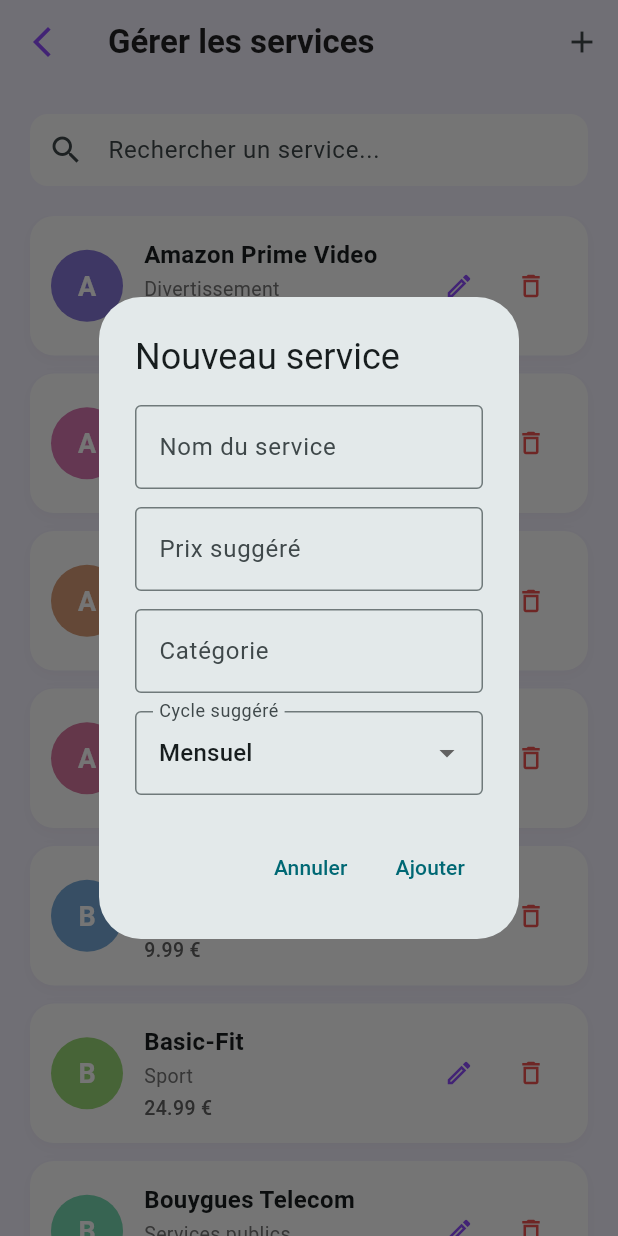
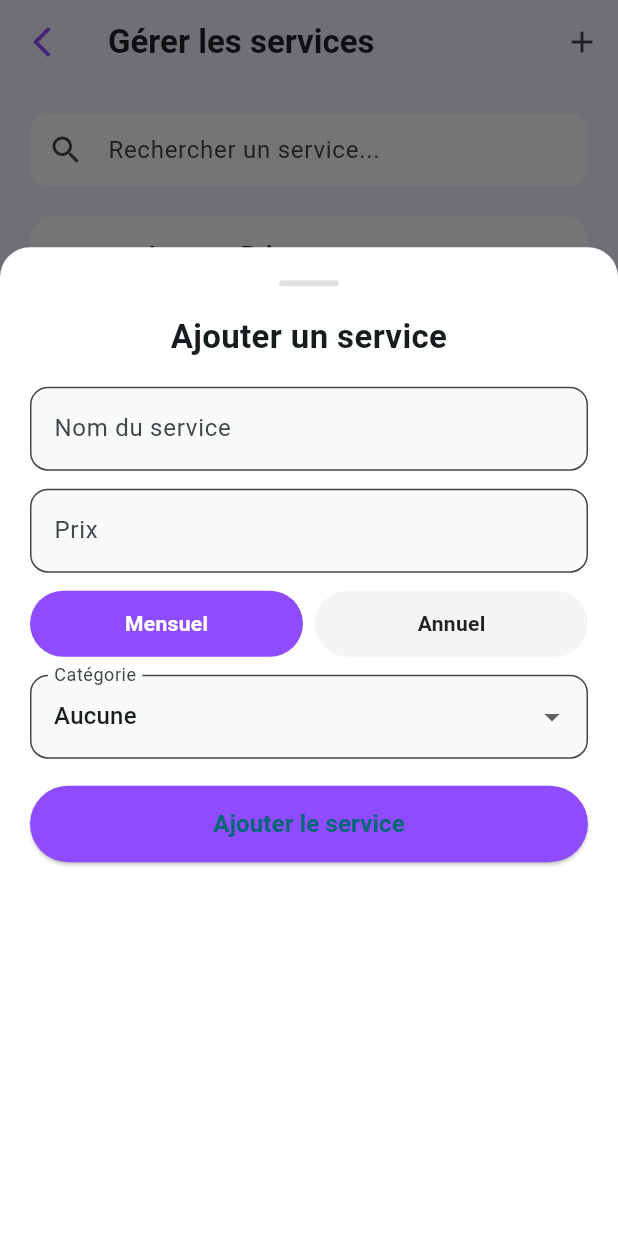
Before and after one commit to innocentk33/essika, a Flutter app: the ManageServicesScreen screen opened by its route, after a tap on the "add" icon, on a phone screen of 412 x 824 dp. Run offline on Flutter 3.47's test engine with Material 3 defaults, Android fonts, the phone set to English and light mode, and no system bars; our stand-ins replace isar_community, table_calendar; accounts and stored records are empty; generated files the repository leaves out were written again.

Commit message:
Add service logos and refactor service management UI: implement modal bottom sheets for adding and editing services, enhance form handling, and update service templates with logos

```diff
--- a/lib/core/const/default_data.dart
+++ b/lib/core/const/default_data.dart
@@ -79,6 +79,7 @@ final defaultServices = [
     suggestedCycle: BillingCycle.monthly,
     isPopular: true,
     isDefault: true,
+    logoUrl: '/assets/logos/netflix.png',
   ),
   ServiceTemplate(
     name: 'Disney+',
@@ -95,7 +96,9 @@ final defaultServices = [
     suggestedCycle: BillingCycle.monthly,
     isPopular: true,
     isDefault: true,
+    logoUrl: '/assets/logos/prime_video.png',
   ),
+
   ServiceTemplate(
     name: 'Canal+',
     category: 'Divertissement',
@@ -129,6 +132,7 @@ final defaultServices = [
     suggestedCycle: BillingCycle.monthly,
     isPopular: true,
     isDefault: true,
+    logoUrl: '/assets/logos/spotify.png',
   ),
   ServiceTemplate(
     name: 'Apple Music',
@@ -153,6 +157,7 @@ final defaultServices = [
     suggestedCycle: BillingCycle.monthly,
     isPopular: true,
     isDefault: true,
+    logoUrl: '/assets/logos/youtube.png',
   ),
   ServiceTemplate(
     name: 'Audible',
@@ -179,6 +184,7 @@ final defaultServices = [
     suggestedCycle: BillingCycle.monthly,
     isPopular: true,
     isDefault: true,
+    logoUrl: '/assets/logos/google_one.png',
   ),
   ServiceTemplate(
     name: 'Dropbox',
@@ -196,6 +202,7 @@ final defaultServices = [
     isPopular: false,
     isDefault: true,
   ),
+
 
   // Sport & Fitness
   ServiceTemplate(
@@ -231,6 +238,7 @@ final defaultServices = [
     suggestedCycle: BillingCycle.monthly,
     isPopular: true,
     isDefault: true,
+    logoUrl: '/assets/logos/chatgpt.png',
   ),
   ServiceTemplate(
     name: 'Duolingo Plus',
@@ -258,6 +266,15 @@ final defaultServices = [
   ),
 
   // Transport
+  ServiceTemplate(
+    name: 'Amazon Prime',
+    category: 'Transport',
+    suggestedPrice: 6.99,
+    suggestedCycle: BillingCycle.monthly,
+    isPopular: true,
+    isDefault: true,
+    logoUrl: '/assets/logos/amazon_prime.png',
+  ),
   ServiceTemplate(
     name: 'Navigo (Pass Navigo)',
     category: 'Transport',
--- a/lib/screens/settings/manage_services_screen.dart
+++ b/lib/screens/settings/manage_services_screen.dart
@@ -3,7 +3,7 @@ import 'package:provider/provider.dart';
 
 import '../../../models/service_template.dart';
 import '../../../providers/service_template.dart';
-import '../../../core/enum/billing_cycle.dart';
+import 'package:essika/screens/settings/widgets/service_form_sheet.dart';
 
 class ManageServicesScreen extends StatefulWidget {
   const ManageServicesScreen({super.key});
@@ -36,7 +36,7 @@ class _ManageServicesScreenState extends State<ManageServicesScreen> {
       backgroundColor: const Color(0xFFF5F2FF),
       appBar: AppBar(
         actions: [
-          IconButton(onPressed: _showAddDialog, icon: const Icon(Icons.add)),
+          IconButton(onPressed: _showAddSheet, icon: const Icon(Icons.add)),
         ],
         backgroundColor: Colors.transparent,
         elevation: 0,
@@ -97,7 +97,7 @@ class _ManageServicesScreenState extends State<ManageServicesScreen> {
                       final service = services[index];
                       return _ServiceCard(
                         service: service,
-                        onEdit: () => _showEditDialog(service),
+                        onEdit: () => _showEditSheet(service),
                         onDelete: () => _confirmDelete(service),
                       );
                     },
@@ -108,120 +108,37 @@ class _ManageServicesScreenState extends State<ManageServicesScreen> {
     );
   }
 
-  void _showAddDialog() {
-    _showServiceDialog(null);
+  void _showAddSheet() {
+    showModalBottomSheet(
+      context: context,
+      isScrollControlled: true,
+      backgroundColor: Colors.transparent,
+      builder: (ctx) => ServiceFormSheet(
+        onSaved: (service) {
+          context.read<ServiceTemplateProvider>().addCustomService(service);
+          Navigator.of(ctx).pop();
+        },
+      ),
+    );
   }
 
-  void _showEditDialog(ServiceTemplate service) {
-    _showServiceDialog(service);
-  }
-
-  void _showServiceDialog(ServiceTemplate? service) {
-    final isEdit = service != null;
-    final nameController = TextEditingController(text: service?.name ?? '');
-    final priceController = TextEditingController(
-      text: service?.suggestedPrice?.toString() ?? '',
-    );
-    final categoryController =
-        TextEditingController(text: service?.category ?? '');
-    BillingCycle selectedCycle = service?.suggestedCycle ?? BillingCycle.monthly;
-
-    showDialog(
+  void _showEditSheet(ServiceTemplate service) {
+    showModalBottomSheet(
       context: context,
-      builder: (ctx) => StatefulBuilder(
-        builder: (ctx, setDialogState) => AlertDialog(
-          title: Text(isEdit ? 'Modifier le service' : 'Nouveau service'),
-          content: SingleChildScrollView(
-            child: Column(
-              mainAxisSize: MainAxisSize.min,
-              children: [
-                TextField(
-                  controller: nameController,
-                  decoration: const InputDecoration(
-                    labelText: 'Nom du service',
-                    border: OutlineInputBorder(),
-                  ),
-                ),
-                const SizedBox(height: 12),
-                TextField(
-                  controller: priceController,
-                  keyboardType:
-                      const TextInputType.numberWithOptions(decimal: true),
-                  decoration: const InputDecoration(
-                    labelText: 'Prix suggéré',
-                    border: OutlineInputBorder(),
-                    suffixText: '€',
-                  ),
-                ),
-                const SizedBox(height: 12),
-                TextField(
-                  controller: categoryController,
-                  decoration: const InputDecoration(
-                    labelText: 'Catégorie',
-                    border: OutlineInputBorder(),
-                  ),
-                ),
-                const SizedBox(height: 12),
-                DropdownButtonFormField<BillingCycle>(
-                  value: selectedCycle,
-                  decoration: const InputDecoration(
-                    labelText: 'Cycle suggéré',
-                    border: OutlineInputBorder(),
-                  ),
-                  items: BillingCycle.values.map((cycle) {
-                    return DropdownMenuItem(
-                      value: cycle,
-                      child: Text(
-                        cycle == BillingCycle.monthly ? 'Mensuel' : 'Annuel',
-                      ),
-                    );
-                  }).toList(),
-                  onChanged: (value) {
-                    if (value != null) {
-                      setDialogState(() => selectedCycle = value);
-                    }
-                  },
-                ),
-              ],
-            ),
-          ),
-          actions: [
-            TextButton(
-              onPressed: () => Navigator.of(ctx).pop(),
-              child: const Text('Annuler'),
-            ),
-            TextButton(
-              onPressed: () {
-                final name = nameController.text.trim();
-                if (name.isEmpty) return;
-
-                final price = double.tryParse(
-                  priceController.text.replaceAll(',', '.'),
-                );
-                final category = categoryController.text.trim();
-
-                if (isEdit) {
-                  service
-                    ..name = name
-                    ..suggestedPrice = price
-                    ..category = category.isNotEmpty ? category : null
-                    ..suggestedCycle = selectedCycle;
-                  context.read<ServiceTemplateProvider>().updateService(service);
-                } else {
-                  final newService = ServiceTemplate()
-                    ..name = name
-                    ..suggestedPrice = price
-                    ..category = category.isNotEmpty ? category : null
-                    ..suggestedCycle = selectedCycle;
-                  context.read<ServiceTemplateProvider>().addCustomService(newService);
-                }
-
-                Navigator.of(ctx).pop();
-              },
-              child: Text(isEdit ? 'Modifier' : 'Ajouter'),
-            ),
-          ],
-        ),
+      isScrollControlled: true,
+      backgroundColor: Colors.transparent,
+      builder: (ctx) => ServiceFormSheet(
+        service: service,
+        onSaved: (updated) {
+          // met à jour en place
+          service
+            ..name = updated.name
+            ..suggestedPrice = updated.suggestedPrice
+            ..category = updated.category
+            ..suggestedCycle = updated.suggestedCycle;
+          context.read<ServiceTemplateProvider>().updateService(service);
+          Navigator.of(ctx).pop();
+        },
       ),
     );
   }
@@ -285,7 +202,7 @@ class _ServiceCard extends StatelessWidget {
         borderRadius: BorderRadius.circular(16),
         boxShadow: [
           BoxShadow(
-            color: Colors.black.withOpacity(0.03),
+            color: const Color(0x08000000),
             blurRadius: 8,
             offset: const Offset(0, 3),
           ),
--- /dev/null
+++ b/lib/screens/settings/widgets/service_form_sheet.dart
@@ -0,0 +1,229 @@
+import 'package:flutter/material.dart';
+import 'package:provider/provider.dart';
+
+import '../../../models/service_template.dart';
+import '../../../providers/category_provider.dart';
+import '../../../core/enum/billing_cycle.dart';
+
+class ServiceFormSheet extends StatefulWidget {
+  final ServiceTemplate? service;
+  final ValueChanged<ServiceTemplate> onSaved;
+
+  const ServiceFormSheet({
+    super.key,
+    this.service,
+    required this.onSaved,
+  });
+
+  @override
+  State<ServiceFormSheet> createState() => _ServiceFormSheetState();
+}
+
+class _ServiceFormSheetState extends State<ServiceFormSheet> {
+  final _formKey = GlobalKey<FormState>();
+  late TextEditingController _nameController;
+  late TextEditingController _priceController;
+  BillingCycle _selectedCycle = BillingCycle.monthly;
+  String? _selectedCategory;
+
+  @override
+  void initState() {
+    super.initState();
+    final s = widget.service;
+    _nameController = TextEditingController(text: s?.name ?? '');
+    _priceController = TextEditingController(
+        text: s?.suggestedPrice?.toStringAsFixed(2) ?? '');
+    _selectedCycle = s?.suggestedCycle ?? BillingCycle.monthly;
+    _selectedCategory = s?.category;
+  }
+
+  @override
+  void dispose() {
+    _nameController.dispose();
+    _priceController.dispose();
+    super.dispose();
+  }
+
+  @override
+  Widget build(BuildContext context) {
+    final categories = context.watch<CategoryProvider>().getCategoryNames();
+    final isEdit = widget.service != null;
+
+    return DraggableScrollableSheet(
+      initialChildSize: 0.8,
+      minChildSize: 0.4,
+      maxChildSize: 0.95,
+      builder: (context, scrollController) {
+        return Container(
+          padding: const EdgeInsets.symmetric(horizontal: 20, vertical: 14),
+          decoration: BoxDecoration(
+            color: Colors.white,
+            borderRadius: const BorderRadius.vertical(top: Radius.circular(20)),
+          ),
+          child: SingleChildScrollView(
+            controller: scrollController,
+            child: Form(
+              key: _formKey,
+              child: Column(
+                crossAxisAlignment: CrossAxisAlignment.stretch,
+                children: [
+                  const SizedBox(height: 8),
+                  Center(
+                    child: Container(
+                      width: 40,
+                      height: 4,
+                      decoration: BoxDecoration(
+                        color: Colors.grey.shade300,
+                        borderRadius: BorderRadius.circular(4),
+                      ),
+                    ),
+                  ),
+                  const SizedBox(height: 18),
+                  Text(
+                    isEdit ? 'Modifier le service' : 'Ajouter un service',
+                    textAlign: TextAlign.center,
+                    style: const TextStyle(
+                      fontSize: 22,
+                      fontWeight: FontWeight.bold,
+                    ),
+                  ),
+                  const SizedBox(height: 18),
+
+                  // Name
+                  TextFormField(
+                    controller: _nameController,
+                    validator: (v) => (v == null || v.trim().isEmpty) ? 'Nom requis' : null,
+                    decoration: InputDecoration(
+                      labelText: 'Nom du service',
+                      hintText: 'Ex: Netflix',
+                      filled: true,
+                      fillColor: Colors.grey.shade50,
+                      border: OutlineInputBorder(borderRadius: BorderRadius.circular(12)),
+                    ),
+                  ),
+                  const SizedBox(height: 12),
+
+                  // Price
+                  TextFormField(
+                    controller: _priceController,
+                    keyboardType: const TextInputType.numberWithOptions(decimal: true),
+                    validator: (v) {
+                      if (v == null || v.trim().isEmpty) return null; // prix optionnel
+                      final n = double.tryParse(v.replaceAll(',', '.'));
+                      return n == null ? 'Prix invalide' : null;
+                    },
+                    decoration: InputDecoration(
+                      labelText: 'Prix',
+                      prefixText: '€ ',
+                      filled: true,
+                      fillColor: Colors.grey.shade50,
+                      border: OutlineInputBorder(borderRadius: BorderRadius.circular(12)),
+                    ),
+                  ),
+                  const SizedBox(height: 12),
+
+                  // Cycle toggle
+                  Row(
+                    children: [
+                      Expanded(
+                        child: GestureDetector(
+                          onTap: () => setState(() => _selectedCycle = BillingCycle.monthly),
+                          child: Container(
+                            padding: const EdgeInsets.symmetric(vertical: 12),
+                            decoration: BoxDecoration(
+                              color: _selectedCycle == BillingCycle.monthly ? const Color(0xFF8F4CFF) : Colors.grey.shade100,
+                              borderRadius: BorderRadius.circular(24),
+                            ),
+                            child: Center(
+                              child: Text(
+                                'Mensuel',
+                                style: TextStyle(
+                                  color: _selectedCycle == BillingCycle.monthly ? Colors.white : Colors.black87,
+                                  fontWeight: FontWeight.w600,
+                                ),
+                              ),
+                            ),
+                          ),
+                        ),
+                      ),
+                      const SizedBox(width: 8),
+                      Expanded(
+                        child: GestureDetector(
+                          onTap: () => setState(() => _selectedCycle = BillingCycle.yearly),
+                          child: Container(
+                            padding: const EdgeInsets.symmetric(vertical: 12),
+                            decoration: BoxDecoration(
+                              color: _selectedCycle == BillingCycle.yearly ? const Color(0xFF8F4CFF) : Colors.grey.shade100,
+                              borderRadius: BorderRadius.circular(24),
+                            ),
+                            child: Center(
+                              child: Text(
+                                'Annuel',
+                                style: TextStyle(
+                                  color: _selectedCycle == BillingCycle.yearly ? Colors.white : Colors.black87,
+                                  fontWeight: FontWeight.w600,
+                                ),
+                              ),
+                            ),
+                          ),
+                        ),
+                      ),
+                    ],
+                  ),
+
+                  const SizedBox(height: 12),
+
+                  // Category dropdown
+                  DropdownButtonFormField<String>(
+                    initialValue: _selectedCategory,
+                    decoration: InputDecoration(
+                      labelText: 'Catégorie',
+                      filled: true,
+                      fillColor: Colors.grey.shade50,
+                      border: OutlineInputBorder(borderRadius: BorderRadius.circular(12)),
+                    ),
+                    items: [
+                      const DropdownMenuItem(value: null, child: Text('Aucune')),
+                      ...categories.map((c) => DropdownMenuItem(value: c, child: Text(c))).toList(),
+                    ],
+                    onChanged: (v) => setState(() => _selectedCategory = v),
+                  ),
+
+                  const SizedBox(height: 18),
+
+                  ElevatedButton(
+                    style: ElevatedButton.styleFrom(
+                      backgroundColor: const Color(0xFF8F4CFF),
+                      padding: const EdgeInsets.symmetric(vertical: 14),
+                      shape: RoundedRectangleBorder(borderRadius: BorderRadius.circular(28)),
+                    ),
+                    onPressed: _save,
+                    child: Text(isEdit ? 'Enregistrer' : 'Ajouter le service', style: const TextStyle(fontSize: 16, fontWeight: FontWeight.w600)),
+                  ),
+                  const SizedBox(height: 18),
+                ],
+              ),
+            ),
+          ),
+        );
+      },
+    );
+  }
+
+  void _save() {
+    if (!_formKey.currentState!.validate()) return;
+
+    final name = _nameController.text.trim();
+    final priceText = _priceController.text.trim();
+    final price = priceText.isEmpty ? null : double.tryParse(priceText.replaceAll(',', '.'));
+
+    final service = widget.service ?? ServiceTemplate();
+    service
+      ..name = name
+      ..suggestedPrice = price
+      ..suggestedCycle = _selectedCycle
+      ..category = _selectedCategory;
+
+    widget.onSaved(service);
+  }
+}
--- a/lib/services/isar_service.dart
+++ b/lib/services/isar_service.dart
@@ -26,6 +26,10 @@ class IsarService {
 
     // Initialiser les données par défaut au premier lancement
     await _initializeDefaultData();
+
+    // Debug: Reset des données par défaut
+    //await resetDefaultData();
+
   }
 
   // Ajout d'un getter pour accéder à l'instance Isar
```
Also changed, not shown: assets/img/amazon_prime.png (renamed from assets/img/amazonprime.png), assets/img/prime_video.png (renamed from assets/img/amazonprimevideo.png).
